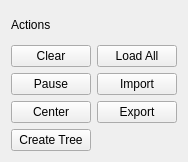
Before: the Qt Designer form src/bsdd_gui/plugins/graph_viewer/module/scene_view/qt/Buttons.ui in c-mellueh/bSDD-Toolkit, drawn with Qt 5.
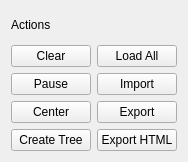
After: the same form once the commit is applied.

Commit message: add basic html export

Diff of the .ui file:
```diff
--- a/src/bsdd_gui/plugins/graph_viewer/module/scene_view/qt/Buttons.ui
+++ b/src/bsdd_gui/plugins/graph_viewer/module/scene_view/qt/Buttons.ui
@@ -70,6 +70,13 @@
      </property>
     </widget>
    </item>
+   <item row="4" column="1">
+    <widget class="QPushButton" name="bt_export_html">
+     <property name="text">
+      <string>Export HTML</string>
+     </property>
+    </widget>
+   </item>
   </layout>
  </widget>
  <resources/>
```
The commit also changes 12 other files.
